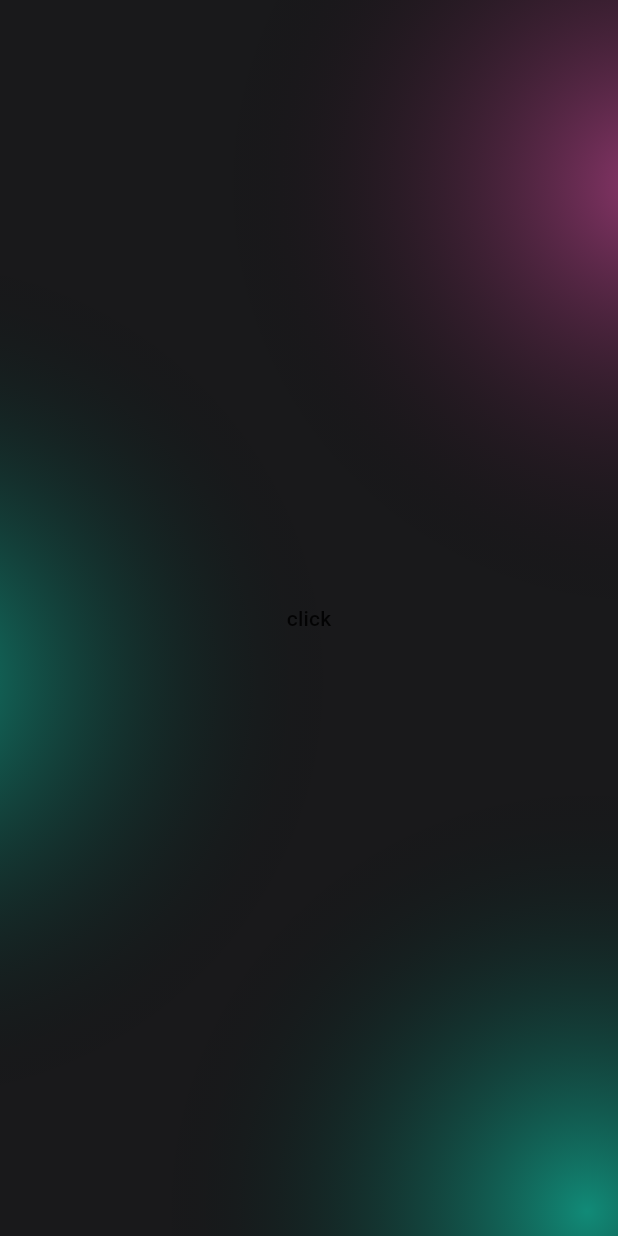
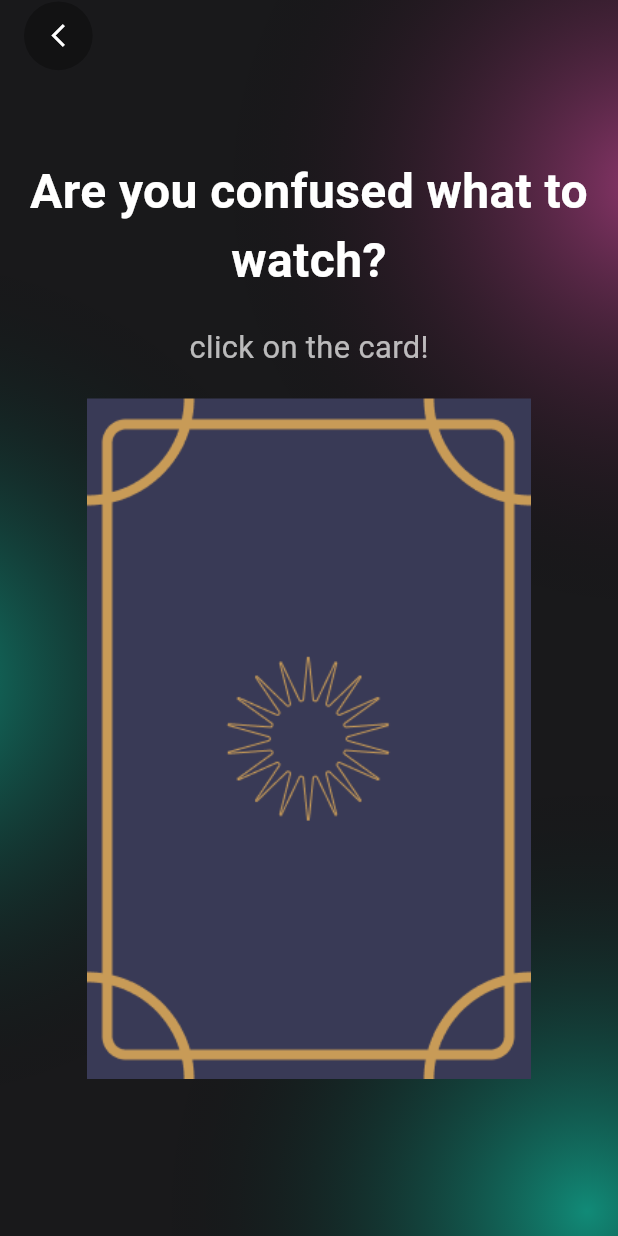
Before and after one commit to abdulrahmanAshraf272/movies_app, a Flutter app: the RandomMovieScreen screen opened by its route, on a phone screen of 412 x 824 dp. Run offline on Flutter 3.47's test engine with Material 3 defaults, Android fonts, the phone set to English and light mode, and no system bars; our stand-ins replace auto_size_text, bloc, dio, flutter_bloc, flutter_screenutil, freezed_annotation; network calls fail.

Commit message:
random movie screen is done

```diff
--- a/lib/presentation/routes/app_routes.dart
+++ b/lib/presentation/routes/app_routes.dart
@@ -20,18 +20,38 @@ class AppRoutes {
     switch (settings.name) {
       case RouteNames.home:
         return MaterialPageRoute(
-            builder: (_) => BlocProvider(
-                  create: (context) => moviesCubit,
-                  child: const HomeScreen(),
-                ));
+          builder: (_) => BlocProvider.value(
+            value: moviesCubit,
+            child: const HomeScreen(),
+          ),
+        );
+
       case RouteNames.movieDetails:
         final argument = settings.arguments as Movie;
         return MaterialPageRoute(
-            builder: (_) => MovieDetailsScreen(
-                  movie: argument,
-                ));
+          builder: (_) => MovieDetailsScreen(
+            movie: argument,
+          ),
+        );
+
       case RouteNames.randomMovie:
-        return MaterialPageRoute(builder: (_) => const RandomMovieScreen());
+        // return PageRouteBuilder(
+        //   settings: settings,
+        //   pageBuilder: (context, animation, secondaryAnimation) =>
+        //       BlocProvider.value(
+        //     value: moviesCubit,
+        //     child: const RandomMovieScreen(),
+        //   ),
+
+        //   transitionDuration:
+        //       const Duration(milliseconds: 1000), // Slow transition
+        // );
+        return MaterialPageRoute(
+          builder: (_) => BlocProvider.value(
+            value: moviesCubit,
+            child: const RandomMovieScreen(),
+          ),
+        );
 
       default:
         return MaterialPageRoute(builder: (_) => const Scaffold());
--- a/lib/presentation/screens/home/home_screen.dart
+++ b/lib/presentation/screens/home/home_screen.dart
@@ -5,6 +5,7 @@ import 'package:movies_app/business_logic/cubit/movies_cubit.dart';
 import 'package:movies_app/constants/app_colors.dart';
 import 'package:movies_app/constants/strings.dart';
 import 'package:movies_app/data/model/movie.dart';
+import 'package:movies_app/presentation/routes/route_names.dart';
 import 'package:movies_app/presentation/screens/home/widgets/categories.dart';
 import 'package:movies_app/presentation/screens/home/widgets/decoration_light.dart';
 import 'package:movies_app/presentation/screens/home/widgets/movies_list_item.dart';
@@ -68,11 +69,13 @@ class HomeScreenBody extends StatefulWidget {
 }
 
 class _HomeScreenBodyState extends State<HomeScreenBody> {
+  late MoviesCubit moviesCubit;
   @override
   void initState() {
-    super.initState(); // Always call super first
+    super.initState();
     WidgetsBinding.instance.addPostFrameCallback((_) {
-      context.read<MoviesCubit>().getMovies();
+      moviesCubit = context.read<MoviesCubit>();
+      moviesCubit.getMovies();
     });
   }
 
@@ -81,7 +84,12 @@ class _HomeScreenBodyState extends State<HomeScreenBody> {
     return SafeArea(
         child: Column(
       children: [
-        const RandomMovieButton(),
+        RandomMovieButton(
+          onTap: () {
+            Navigator.pushNamed(context, RouteNames.randomMovie,
+                arguments: moviesCubit.allMovies);
+          },
+        ),
         const TopTextHeader(text: 'What would you like to watch?'),
         const MoviesSearch(),
         const Categories(),
--- a/lib/presentation/screens/home/widgets/random_movie_button.dart
+++ b/lib/presentation/screens/home/widgets/random_movie_button.dart
@@ -2,14 +2,15 @@ import 'package:flutter/material.dart';
 import 'package:movies_app/constants/app_colors.dart';
 
 class RandomMovieButton extends StatelessWidget {
-  const RandomMovieButton({super.key});
+  final void Function() onTap;
+  const RandomMovieButton({super.key, required this.onTap});
 
   @override
   Widget build(BuildContext context) {
     return Align(
       alignment: Alignment.topLeft,
       child: GestureDetector(
-        onTap: () {},
+        onTap: onTap,
         child: Container(
           height: 46,
           width: 46,
--- a/lib/presentation/screens/random_movie/random_movie_screen.dart
+++ b/lib/presentation/screens/random_movie/random_movie_screen.dart
@@ -3,6 +3,8 @@ import 'package:flutter_screenutil/flutter_screenutil.dart';
 import 'package:movies_app/constants/app_colors.dart';
 import 'package:movies_app/constants/strings.dart';
 import 'package:movies_app/presentation/screens/home/widgets/decoration_light.dart';
+import 'package:movies_app/presentation/screens/movie_details/widgets/back_button.dart';
+import 'package:movies_app/presentation/screens/random_movie/widgets/movie_card.dart';
 
 class RandomMovieScreen extends StatelessWidget {
   const RandomMovieScreen({super.key});
@@ -43,17 +45,45 @@ class RandomMovieScreen extends StatelessWidget {
                   color: AppColors.green,
                 ),
               )),
-          Positioned.fill(
-              child: Center(
-            child: MaterialButton(
-              onPressed: () {
-                Navigator.pop(context);
-              },
-              child: const Text('click'),
-            ),
-          ))
+          const Positioned.fill(child: RandomMovieBody()),
+          const Positioned(
+              top: 0, left: 16, child: SafeArea(child: CustomBackButton())),
         ],
       ),
     );
   }
 }
+
+class RandomMovieBody extends StatelessWidget {
+  const RandomMovieBody({
+    super.key,
+  });
+
+  @override
+  Widget build(BuildContext context) {
+    return SafeArea(
+        child: Center(
+      child: Column(
+        mainAxisAlignment: MainAxisAlignment.center,
+        children: [
+          Text(
+            'Are you confused what to watch?',
+            textAlign: TextAlign.center,
+            style: TextStyle(
+                fontSize: 28.sp,
+                color: Colors.white,
+                fontWeight: FontWeight.bold),
+          ),
+          const SizedBox(height: 20),
+          Text(
+            'click on the card!',
+            style: TextStyle(
+                color: Colors.white.withValues(alpha: 0.7), fontSize: 18.sp),
+          ),
+          const SizedBox(height: 20),
+          const MovieCard()
+        ],
+      ),
+    ));
+  }
+}
--- /dev/null
+++ b/lib/presentation/screens/random_movie/widgets/movie_card.dart
@@ -0,0 +1,112 @@
+import 'dart:math';
+
+import 'package:flutter/material.dart';
+import 'package:flutter_bloc/flutter_bloc.dart';
+import 'package:flutter_screenutil/flutter_screenutil.dart';
+import 'package:movies_app/business_logic/cubit/movies_cubit.dart';
+import 'package:movies_app/data/model/movie.dart';
+
+class MovieCard extends StatefulWidget {
+  const MovieCard({super.key});
+
+  @override
+  State<MovieCard> createState() => _MovieCardState();
+}
+
+class _MovieCardState extends State<MovieCard> {
+  bool isBack = true;
+  double angle = 0;
+  List<Movie> movies = [];
+  double val = 0;
+
+  void preloadNextImage() {
+    if (movies.isNotEmpty) {
+      precacheImage(NetworkImage(movies.first.largeCoverImage!), context);
+    }
+  }
+
+  void flip() {
+    angle = angle == 0 ? pi : 0;
+  }
+
+  @override
+  void didChangeDependencies() {
+    super.didChangeDependencies();
+    movies = context.read<MoviesCubit>().allMovies;
+    preloadNextImage(); // Ensure the first image is preloaded
+  }
+
+  @override
+  Widget build(BuildContext context) {
+    return GestureDetector(
+      onTap: () {
+        if (isBack) {
+          movies.shuffle();
+          preloadNextImage(); // Preload the new image before flipping
+        }
+        setState(() {
+          flip();
+        });
+      },
+      child: TweenAnimationBuilder(
+          tween: Tween<double>(begin: 0, end: angle),
+          duration: const Duration(seconds: 1),
+          builder: (BuildContext context, double val, __) {
+            //here we will change the isBack val so we can change the content of the card
+            if (val >= (pi / 2)) {
+              isBack = false;
+            } else {
+              isBack = true;
+            }
+            return (Transform(
+                //let's make the card flip by it's center
+                alignment: Alignment.center,
+                transform: Matrix4.identity()
+                  ..setEntry(3, 2, 0.001)
+                  ..rotateY(val),
+                child: SizedBox(
+                  width: 275.w,
+                  height: 380.h,
+                  child: isBack
+                      ? Container(
+                          decoration: BoxDecoration(
+                            borderRadius: BorderRadius.circular(10.0),
+                            image: const DecorationImage(
+                              image: AssetImage("assets/images/back.png"),
+                            ),
+                          ),
+                        ) //if it's back we will display here
+                      : Transform(
+                          alignment: Alignment.center,
+                          transform: Matrix4.identity()
+                            ..rotateY(
+                                pi), // it will flip horizontally the container
+                          child: Container(
+                            decoration: BoxDecoration(
+                              borderRadius: BorderRadius.circular(10.0),
+                              image: const DecorationImage(
+                                image: AssetImage("assets/images/face.png"),
+                              ),
+                            ),
+                            child: Center(
+                              child: Container(
+                                width: 265.w,
+                                height: 365.h,
+                                decoration: BoxDecoration(
+                                  borderRadius: BorderRadius.circular(10),
+                                ),
+                                child: Image.network(
+                                  movies.first.largeCoverImage!,
+                                  width: 255.w,
+                                  height: 365.h,
+                                  fit: BoxFit.cover,
+                                ),
+                              ),
+                            ),
+                          ) //else we will display it here,
+                          ),
+                )));
+          }),
+    );
+  }
+}
```
